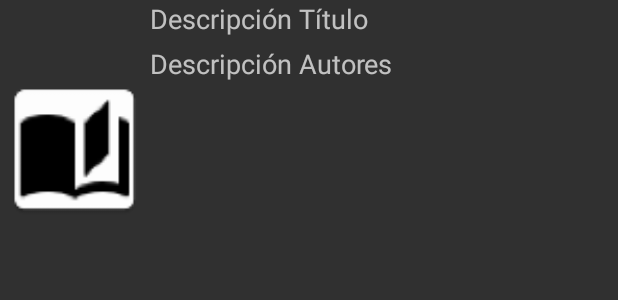
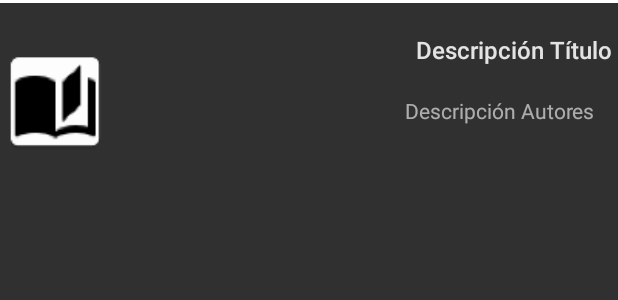
Before and after one commit to davidflorezrestrepo/BibliotecApp, an Android app: the layout book.xml on its own in the app's theme, with its tools: preview values and no code run, on a phone screen of 412 x 824 dp. Shown: the top 300 px of the screen. Run offline under Robolectric (Android 15) with nearby library versions, the phone set to English and light mode, and no system bars.

```diff
--- a/app/src/main/res/layout/book.xml
+++ b/app/src/main/res/layout/book.xml
@@ -1,32 +1,52 @@
 <?xml version="1.0" encoding="utf-8"?>
 <RelativeLayout xmlns:android="http://schemas.android.com/apk/res/android"
+    xmlns:tools="http://schemas.android.com/tools"
     android:layout_width="match_parent"
     android:layout_height="match_parent"
-    xmlns:tools="http://schemas.android.com/tools"
     tools:context=".fragment.TabSearch">
+
+    <View
+        android:id="@+id/barraSup"
+        android:layout_width="fill_parent"
+        android:layout_height="2dip"
+        android:background="#FFFFFFFF" />
 
     <ImageView
         android:id="@+id/imageBook"
-        android:layout_width="100dp"
-        android:layout_height="200dp"
+        android:layout_width="74dp"
+        android:layout_height="100dp"
+        android:layout_below="@id/barraSup"
+        android:layout_marginBottom="16dp"
+        android:layout_marginTop="16dp"
         android:src="@mipmap/book" />
 
     <TextView
         android:id="@+id/textTitle"
+        style="@style/TextAppearance.AppCompat.Body2"
         android:layout_width="wrap_content"
         android:layout_height="wrap_content"
+        android:layout_alignParentLeft="true"
+        android:layout_alignParentRight="true"
+        android:layout_alignTop="@+id/imageBook"
+        android:layout_below="@id/barraSup"
+        android:layout_marginLeft="56dp"
+        android:alpha="0.87"
+        android:gravity="right"
+        android:padding="4dp"
         android:text="Descripción Título"
-        android:textAppearance="?android:attr/textAppearanceMedium"
-        android:layout_alignParentTop="true"
-        android:layout_toEndOf="@+id/imageBook" />
+        android:textSize="16sp"/>
 
     <TextView
         android:id="@+id/textAuthor"
-        android:layout_width="wrap_content"
+        android:layout_width="310dp"
         android:layout_height="wrap_content"
+        android:layout_alignParentRight="true"
+        android:layout_below="@id/textTitle"
+        android:gravity="right"
+        android:layout_alignRight="@id/imageBook"
+        android:alpha="0.87"
+        android:padding="16dp"
         android:text="Descripción Autores"
-        android:textAppearance="?android:attr/textAppearanceMedium"
-        android:layout_marginTop="5dp"
-        android:layout_below="@+id/textTitle"
-        android:layout_toEndOf="@+id/imageBook" />
+        android:textSize="14sp" />
+
 </RelativeLayout>
--- a/app/src/main/res/layout/fragment_navigation_drawer.xml
+++ b/app/src/main/res/layout/fragment_navigation_drawer.xml
@@ -5,5 +5,4 @@
     android:background="#EEE"
     tools:context=".fragment.NavigationDrawerFragment">
 
-
 </RelativeLayout>
```
Also changed, not shown: app/src/main/java/co/edu/udea/bibliotecapp/activity/DetailActivity.java (+18 -1 lines), app/src/main/java/co/edu/udea/bibliotecapp/activity/Search.java (+14 -0 lines), app/src/main/java/co/edu/udea/bibliotecapp/adapter/ExpandableListAdapter.java (added, +110 -0 lines), app/src/main/java/co/edu/udea/bibliotecapp/soap/DetalleWS.java (+27 -10 lines), app/src/main/res/layout/activity_main.xml (+8 -6 lines), app/src/main/res/layout/detail_view.xml (+15 -2 lines), app/src/main/res/layout/list_group.xml (added, +18 -0 lines), app/src/main/res/layout/list_item.xml (added, +17 -0 lines), app/src/main/res/layout/search_main.xml (+7 -5 lines).
